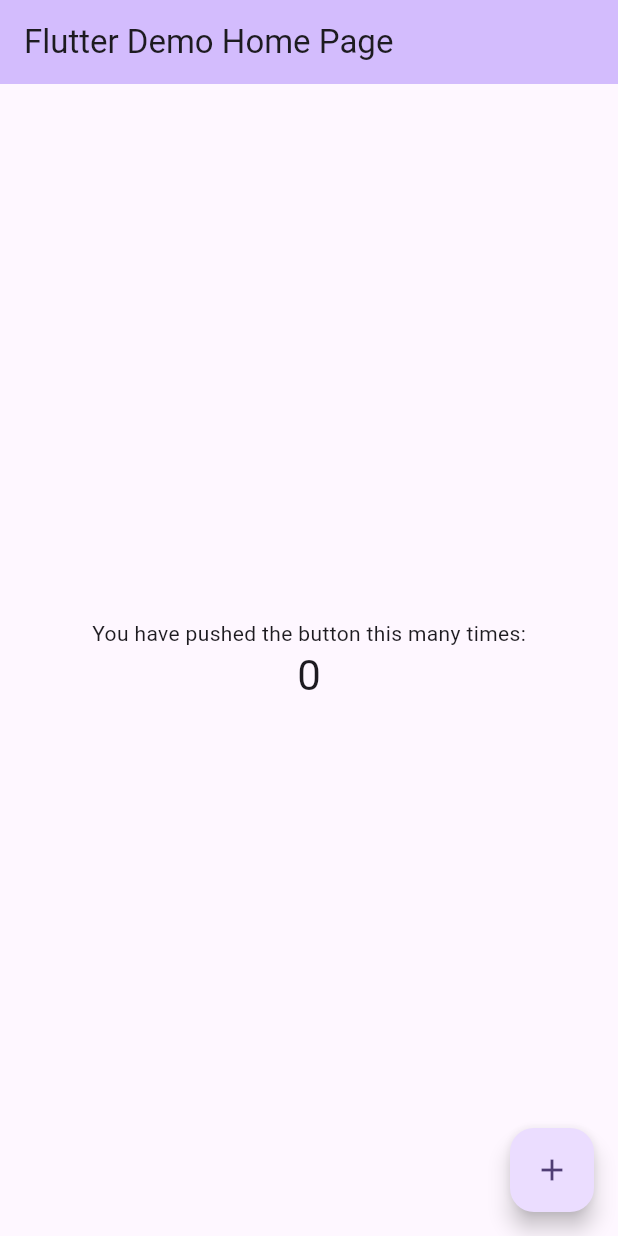
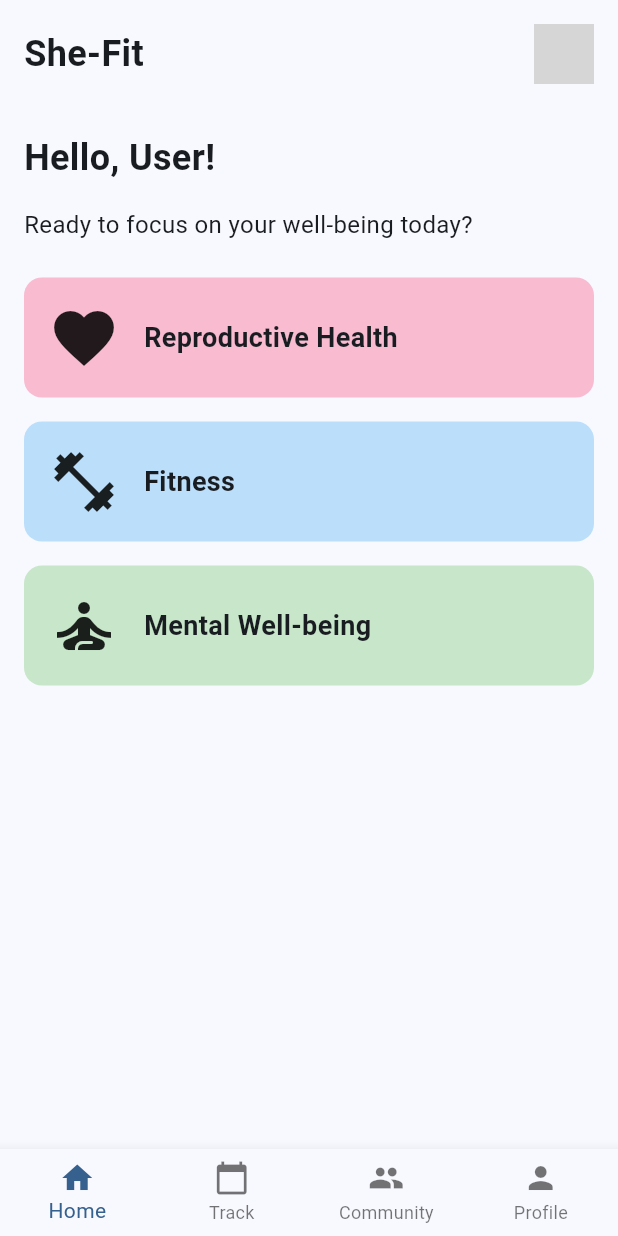
Before and after one commit to Team-POV/She-fit-app, a Flutter app: the screen it shows after launch, on a phone screen of 412 x 824 dp. Run offline on Flutter 3.47's test engine with Material 3 defaults, Android fonts, the light colour scheme and no system bars; our stand-ins replace firebase_core; accounts and stored records are empty; grey boxes are pictures that could not be loaded.

Commit message:
Added Homepage with firebase

```diff
--- /dev/null
+++ b/lib/homepage/homepage.dart
@@ -0,0 +1,133 @@
+import 'package:flutter/material.dart';
+
+void main() => runApp(SheFitApp());
+
+class SheFitApp extends StatelessWidget {
+  @override
+  Widget build(BuildContext context) {
+    return MaterialApp(
+      title: 'She-Fit',
+      theme: ThemeData(
+        primarySwatch: Colors.blue,
+        visualDensity: VisualDensity.adaptivePlatformDensity,
+      ),
+      home: HomePage(),
+    );
+  }
+}
+
+class HomePage extends StatelessWidget {
+  @override
+  Widget build(BuildContext context) {
+    return Scaffold(
+      body: SafeArea(
+        child: Column(
+          children: [
+            _buildHeader(),
+            Expanded(child: _buildMainContent()),
+            _buildBottomNavBar(),
+          ],
+        ),
+      ),
+    );
+  }
+
+  Widget _buildHeader() {
+    return Padding(
+      padding: const EdgeInsets.all(16.0),
+      child: Row(
+        mainAxisAlignment: MainAxisAlignment.spaceBetween,
+        children: [
+          Text(
+            'She-Fit',
+            style: TextStyle(fontSize: 24, fontWeight: FontWeight.bold),
+          ),
+          CircleAvatar(
+            backgroundImage: AssetImage('assets/user_avatar.png'),
+          ),
+        ],
+      ),
+    );
+  }
+
+  Widget _buildMainContent() {
+    return Column(
+      crossAxisAlignment: CrossAxisAlignment.start,
+      children: [
+        Padding(
+          padding: const EdgeInsets.all(16.0),
+          child: Text(
+            'Hello, User!',
+            style: TextStyle(fontSize: 24, fontWeight: FontWeight.bold),
+          ),
+        ),
+        Padding(
+          padding: const EdgeInsets.symmetric(horizontal: 16.0),
+          child: Text(
+            'Ready to focus on your well-being today?',
+            style: TextStyle(fontSize: 16),
+          ),
+        ),
+        SizedBox(height: 24),
+        _buildCategoryCards(),
+      ],
+    );
+  }
+
+  Widget _buildCategoryCards() {
+    return Column(
+      children: [
+        _buildCategoryCard(
+          'Reproductive Health',
+          Icons.favorite,
+          Colors.pink[100]!,
+        ),
+        SizedBox(height: 16),
+        _buildCategoryCard(
+          'Fitness',
+          Icons.fitness_center,
+          Colors.blue[100]!,
+        ),
+        SizedBox(height: 16),
+        _buildCategoryCard(
+          'Mental Well-being',
+          Icons.self_improvement,
+          Colors.green[100]!,
+        ),
+      ],
+    );
+  }
+
+  Widget _buildCategoryCard(String title, IconData icon, Color color) {
+    return Container(
+      margin: EdgeInsets.symmetric(horizontal: 16),
+      padding: EdgeInsets.all(16),
+      decoration: BoxDecoration(
+        color: color,
+        borderRadius: BorderRadius.circular(12),
+      ),
+      child: Row(
+        children: [
+          Icon(icon, size: 48),
+          SizedBox(width: 16),
+          Text(
+            title,
+            style: TextStyle(fontSize: 18, fontWeight: FontWeight.bold),
+          ),
+        ],
+      ),
+    );
+  }
+
+  Widget _buildBottomNavBar() {
+    return BottomNavigationBar(
+      type: BottomNavigationBarType.fixed,
+      items: [
+        BottomNavigationBarItem(icon: Icon(Icons.home), label: 'Home'),
+        BottomNavigationBarItem(icon: Icon(Icons.calendar_today), label: 'Track'),
+        BottomNavigationBarItem(icon: Icon(Icons.group), label: 'Community'),
+        BottomNavigationBarItem(icon: Icon(Icons.person), label: 'Profile'),
+      ],
+    );
+  }
+}
--- a/lib/main.dart
+++ b/lib/main.dart
@@ -1,125 +1,33 @@
 import 'package:flutter/material.dart';
+import 'package:firebase_core/firebase_core.dart';
+import 'package:she_fit_app/firebase_options.dart';
+import 'package:she_fit_app/homepage/homepage.dart'; // Import the HomePage widget
 
-void main() {
-  runApp(const MyApp());
+void main() async {
+  WidgetsFlutterBinding.ensureInitialized();
+  await Firebase.initializeApp(
+    options: DefaultFirebaseOptions.currentPlatform,
+  );
+  runApp(MyApp());
 }
 
 class MyApp extends StatelessWidget {
   const MyApp({super.key});
 
-  // This widget is the root of your application.
   @override
   Widget build(BuildContext context) {
     return MaterialApp(
-      title: 'Flutter Demo',
+      title: 'She-Fit',
       theme: ThemeData(
-        // This is the theme of your application.
-        //
-        // TRY THIS: Try running your application with "flutter run". You'll see
-        // the application has a purple toolbar. Then, without quitting the app,
-        // try changing the seedColor in the colorScheme below to Colors.green
-        // and then invoke "hot reload" (save your changes or press the "hot
-        // reload" button in a Flutter-supported IDE, or press "r" if you used
-        // the command line to start the app).
-        //
-        // Notice that the counter didn't reset back to zero; the application
-        // state is not lost during the reload. To reset the state, use hot
-        // restart instead.
-        //
-        // This works for code too, not just values: Most code changes can be
-        // tested with just a hot reload.
-        colorScheme: ColorScheme.fromSeed(seedColor: Colors.deepPurple),
+        primarySwatch: Colors.blue,
+        visualDensity: VisualDensity.adaptivePlatformDensity,
+        colorScheme: ColorScheme.fromSeed(seedColor: Colors.blue),
         useMaterial3: true,
       ),
-      home: const MyHomePage(title: 'Flutter Demo Home Page'),
+     initialRoute: '/home', // Set the initial route to login
+      routes: {
+        '/home': (context) => HomePage(),
+      },
     );
   }
 }
-
-class MyHomePage extends StatefulWidget {
-  const MyHomePage({super.key, required this.title});
-
-  // This widget is the home page of your application. It is stateful, meaning
-  // that it has a State object (defined below) that contains fields that affect
-  // how it looks.
-
-  // This class is the configuration for the state. It holds the values (in this
-  // case the title) provided by the parent (in this case the App widget) and
-  // used by the build method of the State. Fields in a Widget subclass are
-  // always marked "final".
-
-  final String title;
-
-  @override
-  State<MyHomePage> createState() => _MyHomePageState();
-}
-
-class _MyHomePageState extends State<MyHomePage> {
-  int _counter = 0;
-
-  void _incrementCounter() {
-    setState(() {
-      // This call to setState tells the Flutter framework that something has
-      // changed in this State, which causes it to rerun the build method below
-      // so that the display can reflect the updated values. If we changed
-      // _counter without calling setState(), then the build method would not be
-      // called again, and so nothing would appear to happen.
-      _counter++;
-    });
-  }
-
-  @override
-  Widget build(BuildContext context) {
-    // This method is rerun every time setState is called, for instance as done
-    // by the _incrementCounter method above.
-    //
-    // The Flutter framework has been optimized to make rerunning build methods
-    // fast, so that you can just rebuild anything that needs updating rather
-    // than having to individually change instances of widgets.
-    return Scaffold(
-      appBar: AppBar(
-        // TRY THIS: Try changing the color here to a specific color (to
-        // Colors.amber, perhaps?) and trigger a hot reload to see the AppBar
-        // change color while the other colors stay the same.
-        backgroundColor: Theme.of(context).colorScheme.inversePrimary,
-        // Here we take the value from the MyHomePage object that was created by
-        // the App.build method, and use it to set our appbar title.
-        title: Text(widget.title),
-      ),
-      body: Center(
-        // Center is a layout widget. It takes a single child and positions it
-        // in the middle of the parent.
-        child: Column(
-          // Column is also a layout widget. It takes a list of children and
-          // arranges them vertically. By default, it sizes itself to fit its
-          // children horizontally, and tries to be as tall as its parent.
-          //
-          // Column has various properties to control how it sizes itself and
-          // how it positions its children. Here we use mainAxisAlignment to
-          // center the children vertically; the main axis here is the vertical
-          // axis because Columns are vertical (the cross axis would be
-          // horizontal).
-          //
-          // TRY THIS: Invoke "debug painting" (choose the "Toggle Debug Paint"
-          // action in the IDE, or press "p" in the console), to see the
-          // wireframe for each widget.
-          mainAxisAlignment: MainAxisAlignment.center,
-          children: <Widget>[
-            const Text(
-              'You have pushed the button this many times:',
-            ),
-            Text(
-              '$_counter',
-              style: Theme.of(context).textTheme.headlineMedium,
-            ),
-          ],
-        ),
-      ),
-      floatingActionButton: FloatingActionButton(
-        onPressed: _incrementCounter,
-        tooltip: 'Increment',
-        child: const Icon(Icons.add),
-      ), // This trailing comma makes auto-formatting nicer for build methods.
-    );
-  }
-}
```
